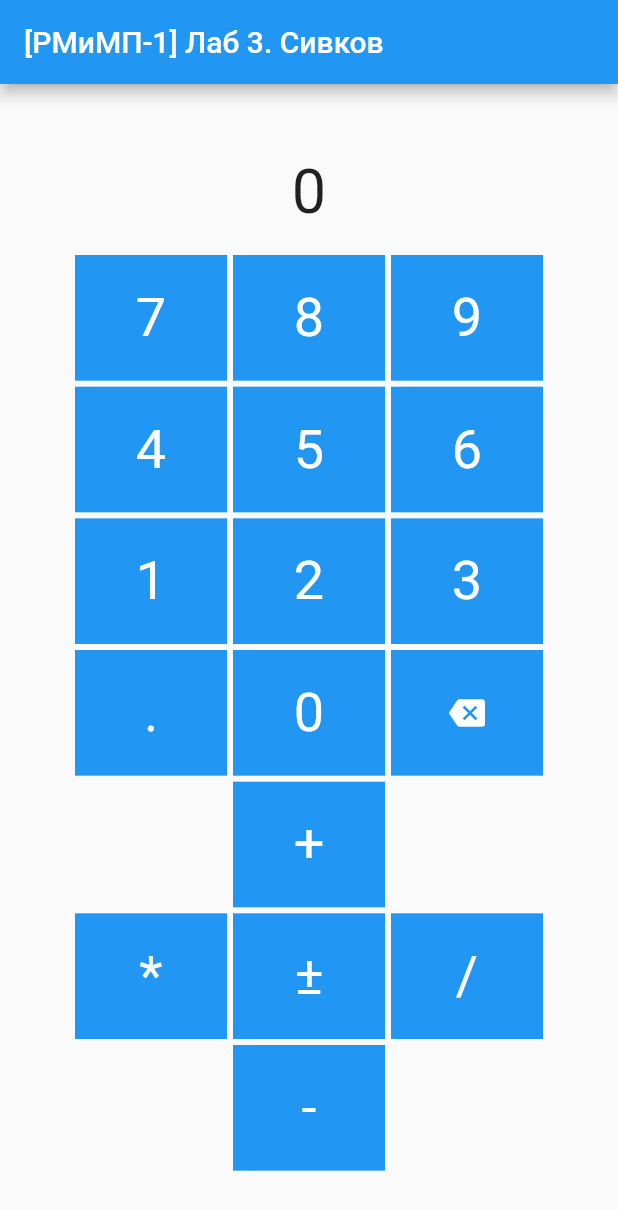
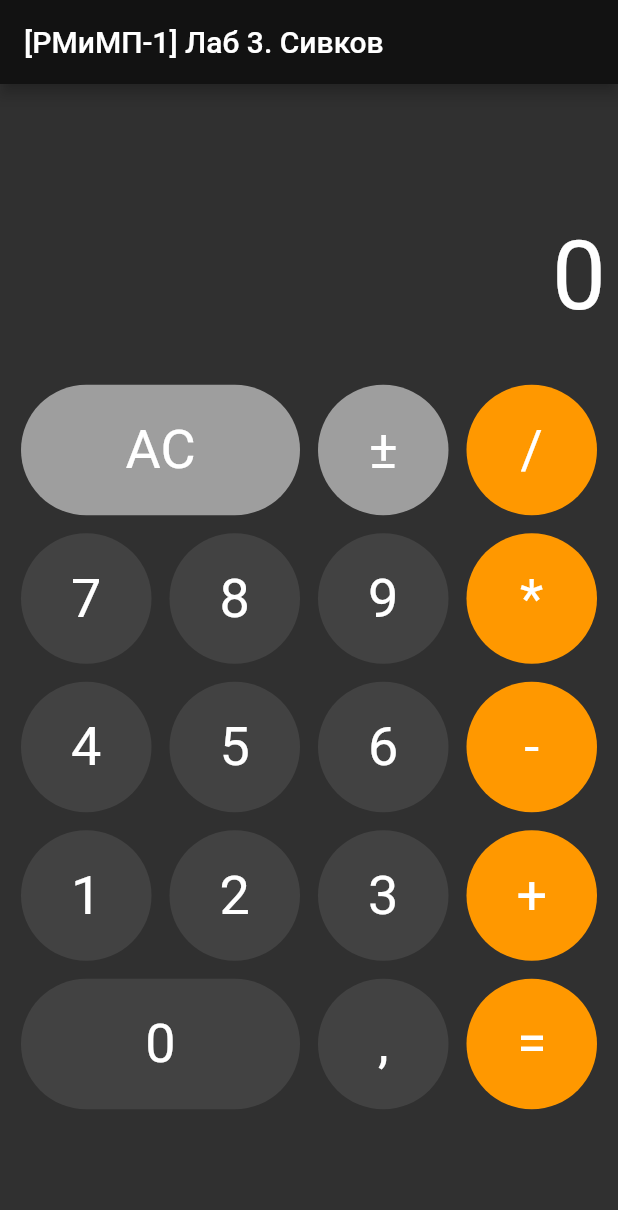
Before and after one commit to sivkov-rmimp-labs/lab3-calculator, a Flutter app: the screen it shows after launch, on a phone screen of 412 x 824 dp. Shown: the top 1210 px of the screen. Run offline on Flutter 3.47's test engine with Material 2 defaults, Android fonts, the phone set to English and light mode, and no system bars.

Commit message:
Fix review comments

```diff
--- a/lib/main.dart
+++ b/lib/main.dart
@@ -13,7 +13,12 @@ class MyApp extends StatelessWidget {
     return MaterialApp(
       title: 'Лаб 3 Сивков',
       theme: ThemeData(
-        primarySwatch: Colors.blue,
+        colorScheme: ColorScheme.dark(
+          background: Colors.black,
+          primary: Colors.grey.shade800,
+          secondary: Colors.orange,
+          tertiary: Colors.grey,
+        ),
       ),
       home: const MyHomePage(title: '[РМиМП-1] Лаб 3. Сивков'),
     );
@@ -30,9 +35,12 @@ class MyHomePage extends StatefulWidget {
 }
 
 class _MyHomePageState extends State<MyHomePage> {
-  String inputText = "0";
+  String firstText = "0";
+  String secondText = "";
+  String selectedOperation = '';
 
-  final RegExp validInputTextRegex = RegExp(r"^(|(-)|(-?\d+\.?\d*)|(-?\d+\.?\d*)([+\-*/])|(-?\d+\.?\d*)([+\-*/])(-?\d+\.?\d*))$");
+  final RegExp validInputTextRegex =
+      RegExp(r"^(|(-)|(-?\d+\.?\d*)|(-?\d+\.?\d*)([+\-*/])|(-?\d+\.?\d*)([+\-*/])(-?\d+\.?\d*))$");
   final RegExp wellFormedInputTextRegex = RegExp(r"^((-?\d+\.?\d*)([+\-*/])(-?\d+\.?\d*))$");
 
   final NumberFormat resultNumberFormat = NumberFormat()
@@ -41,32 +49,68 @@ class _MyHomePageState extends State<MyHomePage> {
 
   @override
   Widget build(BuildContext context) {
+    print('selectedOperation = "$selectedOperation", firstText = "$firstText", secondText = "$secondText"');
     return Scaffold(
       appBar: AppBar(
         title: Text(widget.title),
       ),
       body: Center(
         child: Padding(
-          padding: const EdgeInsets.all(48.0),
+          padding: const EdgeInsets.all(8.0),
           child: Column(
             mainAxisAlignment: MainAxisAlignment.center,
             children: <Widget>[
               SizedBox(
                 width: double.infinity,
-                height: 48,
+                height: 100,
+                child: Align(
+                  alignment: Alignment.centerRight,
                   child: FittedBox(
                     child: Text(
-                    inputText,
-                    style: const TextStyle(fontSize: 40),
+                      selectedOperation != '' && secondText != '' ? secondText : firstText,
+                      style: const TextStyle(fontSize: 64),
+                    ),
                   ),
                 ),
               ),
               const SizedBox(height: 16),
-              GridView.count(
-                crossAxisCount: 3,
-                childAspectRatio: 1.2,
-                shrinkWrap: true,
-                physics: const NeverScrollableScrollPhysics(),
+              AspectRatio(
+                aspectRatio: 4 / 5,
+                child: Expanded(
+                  child: Column(
+                    mainAxisSize: MainAxisSize.max,
+                    children: [
+                      Expanded(
+                        child: Row(
+                          children: [
+                            CalculatorButton(
+                              flex: 2,
+                              text: 'AC',
+                              type: CalculatorButtonType.other,
+                              action: clearAll,
+                            ),
+                            CalculatorButton(
+                              text: '±',
+                              type: CalculatorButtonType.other,
+                              action: changeSign,
+                            ),
+                            CalculatorButton(
+                              text: '/',
+                              type: CalculatorButtonType.operation,
+                              operationSelected: selectedOperation == '/',
+                              action: () {
+                                setState(() {
+                                  if (firstText != 'Ошибка') {
+                                    selectedOperation = '/';
+                                  }
+                                });
+                              },
+                            ),
+                          ],
+                        ),
+                      ),
+                      Expanded(
+                        child: Row(
                           children: [
                             CalculatorButton(
                               text: '7',
@@ -87,6 +131,24 @@ class _MyHomePageState extends State<MyHomePage> {
                               },
                             ),
                             CalculatorButton(
+                              text: '*',
+                              type: CalculatorButtonType.operation,
+                              operationSelected: selectedOperation == '*',
+                              action: () {
+                                setState(() {
+                                  if (firstText != 'Ошибка') {
+                                    selectedOperation = '*';
+                                  }
+                                });
+                              },
+                            ),
+                          ],
+                        ),
+                      ),
+                      Expanded(
+                        child: Row(
+                          children: [
+                            CalculatorButton(
                               text: '4',
                               action: () {
                                 appendText('4');
@@ -104,6 +166,24 @@ class _MyHomePageState extends State<MyHomePage> {
                                 appendText('6');
                               },
                             ),
+                            CalculatorButton(
+                              text: '-',
+                              type: CalculatorButtonType.operation,
+                              operationSelected: selectedOperation == '-',
+                              action: () {
+                                setState(() {
+                                  if (firstText != 'Ошибка') {
+                                    selectedOperation = '-';
+                                  }
+                                });
+                              },
+                            ),
+                          ],
+                        ),
+                      ),
+                      Expanded(
+                        child: Row(
+                          children: [
                             CalculatorButton(
                               text: '1',
                               action: () {
@@ -123,125 +203,109 @@ class _MyHomePageState extends State<MyHomePage> {
                               },
                             ),
                             CalculatorButton(
-                    text: '.',
+                              text: '+',
+                              type: CalculatorButtonType.operation,
+                              operationSelected: selectedOperation == '+',
+                              action: () {
+                                setState(() {
+                                  if (firstText != 'Ошибка') {
+                                    selectedOperation = '+';
+                                  }
+                                });
+                              },
+                            ),
+                          ],
+                        ),
+                      ),
+                      Expanded(
+                        child: Row(
+                          children: [
+                            CalculatorButton(
+                              text: '0',
+                              flex: 2,
+                              action: () {
+                                appendText('0');
+                              },
+                            ),
+                            CalculatorButton(
+                              text: ',',
                               action: () {
                                 appendText('.');
                               },
                             ),
                             CalculatorButton(
-                    text: '0',
-                    action: () {
-                      appendText('0');
-                    },
-                  ),
-                  CalculatorButton(
-                    icon: Icons.backspace,
-                    action: removeLastSymbol,
-                    longTapAction: clearAll,
-                  ),
+                              text: '=',
+                              type: CalculatorButtonType.operation,
+                              action: calculate,
+                            )
                           ],
                         ),
-              GridView.count(
-                crossAxisCount: 3,
-                childAspectRatio: 1.2,
-                shrinkWrap: true,
-                physics: const NeverScrollableScrollPhysics(),
-                children: [
-                  Container(),
-                  CalculatorButton(
-                    text: '+',
-                    action: () {
-                      appendText('+', replaceOnlyZero: false);
-                    },
-                  ),
-                  Container(),
-                  CalculatorButton(
-                    text: '*',
-                    action: () {
-                      appendText('*', replaceOnlyZero: false);
-                    },
-                  ),
-                  CalculatorButton(
-                    text: '±',
-                    action: changeSign,
-                  ),
-                  CalculatorButton(
-                    text: '/',
-                    action: () {
-                      appendText('/', replaceOnlyZero: false);
-                    },
-                  ),
-                  Container(),
-                  CalculatorButton(
-                    text: '-',
-                    action: () {
-                      appendText('-');
-                    },
-                  ),
-                  Container(),
-                ],
                       ),
                     ],
                   ),
                 ),
               ),
-      floatingActionButton: wellFormedInputTextRegex.hasMatch(inputText)
-          ? FloatingActionButton(
-              onPressed: calculate,
-              child: const Text(
-                '=',
-                style: TextStyle(fontSize: 22),
+            ],
           ),
-            )
-          : null,
+        ),
+      ),
     );
   }
 
   void appendText(String text, {bool replaceOnlyZero = true}) {
     setState(() {
-      if (validInputTextRegex.hasMatch(inputText + text)) {
-        if (inputText == '0' && replaceOnlyZero) {
-          inputText = '';
+      if (selectedOperation == '') {
+        if (firstText == '0' && replaceOnlyZero) {
+          firstText = '';
         }
 
-        inputText += text;
+        firstText += text;
+      } else {
+        if (secondText == '0' && replaceOnlyZero) {
+          secondText = '';
+        }
+
+        secondText += text;
       }
     });
   }
 
   void removeLastSymbol() {
     setState(() {
-      if (inputText.isNotEmpty) {
-        inputText = inputText.substring(0, inputText.length - 1);
+      if (firstText.isNotEmpty) {
+        firstText = firstText.substring(0, firstText.length - 1);
       }
 
-      if (inputText.isEmpty || inputText == '-') {
-        inputText = '0';
+      if (firstText.isEmpty || firstText == '-') {
+        firstText = '0';
       }
     });
   }
 
   void clearAll() {
     setState(() {
-      inputText = '0';
+      firstText = '0';
+      secondText = '';
+      selectedOperation = '';
     });
   }
 
   void changeSign() {
+    if (firstText == 'Ошибка') return;
+
     setState(() {
-      if (inputText[0] == '-') {
-        inputText = inputText.substring(1);
+      if (firstText[0] == '-') {
+        firstText = firstText.substring(1);
       } else {
-        inputText = '-$inputText';
+        firstText = '-$firstText';
       }
     });
   }
 
   void calculate() {
-    final match = wellFormedInputTextRegex.firstMatch(inputText)!;
-    final a = double.parse(match.group(2)!);
-    final operation = match.group(3)!;
-    final b = double.parse(match.group(4)!);
+    final a = double.parse(firstText);
+    final operation = selectedOperation;
+    final b = double.parse(secondText);
 
     double result = 0;
     if (operation == '+') {
@@ -252,22 +316,23 @@ class _MyHomePageState extends State<MyHomePage> {
       result = a * b;
     } else if (operation == '/') {
       if (b == 0) {
-        ScaffoldMessenger.of(context).showSnackBar(
-          const SnackBar(
-            content: Text('Делить на ноль нельзя!'),
-            duration: Duration(seconds: 1),
-          ),
-        );
+        setState(() {
+          clearAll();
+          firstText = 'Ошибка';
+        });
         return;
       }
       result = a / b;
     }
 
     setState(() {
-      inputText = resultNumberFormat.format(result);
+      clearAll();
+      firstText = resultNumberFormat.format(result);
     });
   }
 }
+
+enum CalculatorButtonType { number, operation, other }
 
 class CalculatorButton extends StatelessWidget {
   final String? text;
@@ -275,6 +340,9 @@ class CalculatorButton extends StatelessWidget {
   final void Function() action;
   final void Function()? longTapAction;
   final bool isDisabled;
+  final int flex;
+  final CalculatorButtonType type;
+  final bool operationSelected;
 
   const CalculatorButton({
     Key? key,
@@ -283,16 +351,30 @@ class CalculatorButton extends StatelessWidget {
     required this.action,
     this.longTapAction,
     this.isDisabled = false,
+    this.flex = 1,
+    this.type = CalculatorButtonType.number,
+    this.operationSelected = false,
   }) : super(key: key);
 
   @override
   Widget build(BuildContext context) {
+    Color color = Theme.of(context).colorScheme.primary;
+    Color textColor = Colors.white;
+    if (operationSelected) {
+      color = Colors.white;
+      textColor = Theme.of(context).colorScheme.secondary;
+    } else if (type == CalculatorButtonType.operation) {
+      color = Theme.of(context).colorScheme.secondary;
+    } else if (type == CalculatorButtonType.other) {
+      color = Theme.of(context).colorScheme.tertiary;
+    }
+
     final child = Center(
       child: text != null
           ? Text(
               text!,
-              style: const TextStyle(
-                color: Colors.white,
+              style: TextStyle(
+                color: textColor,
                 fontSize: 36,
               ),
             )
@@ -304,10 +386,13 @@ class CalculatorButton extends StatelessWidget {
               : null,
     );
 
-    return Padding(
-      padding: const EdgeInsets.all(2.0),
+    return Expanded(
+      flex: flex,
+      child: Padding(
+        padding: const EdgeInsets.all(6.0),
         child: Material(
-        color: isDisabled ? Colors.grey : Colors.blue,
+          shape: const RoundedRectangleBorder(borderRadius: BorderRadius.all(Radius.circular(10000))),
+          color: color,
           child: isDisabled
               ? Container(
                   child: child,
@@ -318,6 +403,7 @@ class CalculatorButton extends StatelessWidget {
                   child: child,
                 ),
         ),
+      ),
     );
   }
 }
```
Lines whose indentation alone changed are shown as unchanged.
